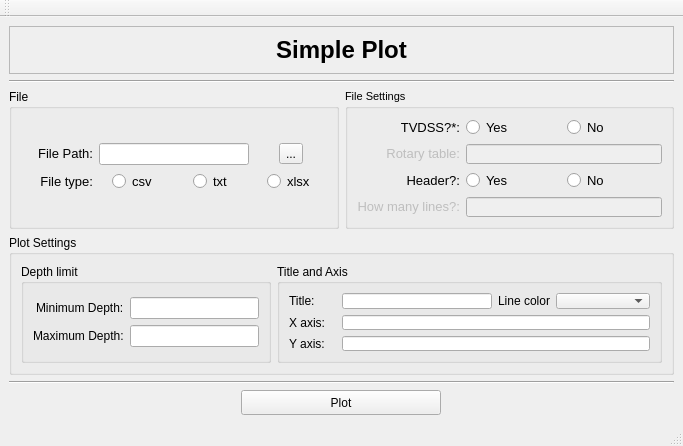
Old version of the form src/main/python/interface/design/plot.ui in the repository albano-a/GradPress.
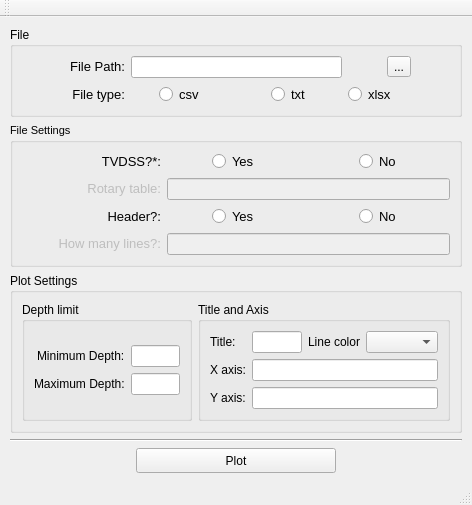
New version of the form. Icons and pictures are not drawn.

```diff
--- a/src/main/python/interface/design/plot.ui
+++ b/src/main/python/interface/design/plot.ui
@@ -6,16 +6,10 @@
    <rect>
     <x>0</x>
     <y>0</y>
-    <width>683</width>
-    <height>446</height>
+    <width>472</width>
+    <height>460</height>
    </rect>
   </property>
-  <property name="minimumSize">
-   <size>
-    <width>670</width>
-    <height>440</height>
-   </size>
-  </property>
   <property name="maximumSize">
    <size>
     <width>16777215</width>
@@ -31,172 +25,19 @@
   </property>
   <widget class="QWidget" name="centralwidget">
    <layout class="QGridLayout" name="gridLayout">
-    <item row="0" column="0" colspan="2">
-     <widget class="QFrame" name="titleFrame">
-      <property name="maximumSize">
-       <size>
-        <width>16777215</width>
-        <height>90</height>
-       </size>
-      </property>
-      <property name="autoFillBackground">
-       <bool>false</bool>
-      </property>
-      <property name="styleSheet">
-       <string notr="true"/>
-      </property>
-      <property name="frameShape">
-       <enum>QFrame::StyledPanel</enum>
-      </property>
-      <property name="frameShadow">
-       <enum>QFrame::Raised</enum>
-      </property>
-      <layout class="QVBoxLayout" name="verticalLayout_6">
-       <item>
-        <widget class="QLabel" name="label">
-         <property name="sizePolicy">
-          <sizepolicy hsizetype="Expanding" vsizetype="Expanding">
-           <horstretch>0</horstretch>
-           <verstretch>0</verstretch>
-          </sizepolicy>
-         </property>
-         <property name="font">
-          <font>
-           <pointsize>18</pointsize>
-           <weight>75</weight>
-           <bold>true</bold>
-          </font>
-         </property>
-         <property name="text">
-          <string>Simple Plot</string>
-         </property>
-         <property name="alignment">
-          <set>Qt::AlignCenter</set>
-         </property>
-        </widget>
-       </item>
-      </layout>
-     </widget>
-    </item>
-    <item row="2" column="0">
-     <widget class="QGroupBox" name="selectFileGroupBox">
-      <property name="maximumSize">
-       <size>
-        <width>16777215</width>
-        <height>152</height>
-       </size>
-      </property>
-      <property name="title">
-       <string>File</string>
-      </property>
-      <property name="flat">
-       <bool>false</bool>
-      </property>
-      <property name="checkable">
-       <bool>false</bool>
-      </property>
-      <layout class="QVBoxLayout" name="verticalLayout">
-       <item>
-        <layout class="QGridLayout" name="gridLayout_2">
-         <item row="0" column="0">
-          <widget class="QLabel" name="label_2">
-           <property name="mouseTracking">
-            <bool>true</bool>
-           </property>
-           <property name="styleSheet">
-            <string notr="true">QLabel {
-	border: None
-}</string>
-           </property>
-           <property name="text">
-            <string>&lt;html&gt;&lt;head/&gt;&lt;body&gt;&lt;p align=&quot;right&quot;&gt;&lt;span style=&quot; font-size:10pt;&quot;&gt;File Path:&lt;/span&gt;&lt;/p&gt;&lt;/body&gt;&lt;/html&gt;</string>
-           </property>
-          </widget>
-         </item>
-         <item row="1" column="1" alignment="Qt::AlignHCenter">
-          <widget class="QRadioButton" name="csvRadioButton">
-           <property name="font">
-            <font>
-             <pointsize>10</pointsize>
-            </font>
-           </property>
-           <property name="text">
-            <string>csv</string>
-           </property>
-           <attribute name="buttonGroup">
-            <string notr="true">fileButtonGroup</string>
-           </attribute>
-          </widget>
-         </item>
-         <item row="1" column="2" alignment="Qt::AlignHCenter">
-          <widget class="QRadioButton" name="txtRadioButton">
-           <property name="font">
-            <font>
-             <pointsize>10</pointsize>
-            </font>
-           </property>
-           <property name="text">
-            <string>txt</string>
-           </property>
-           <attribute name="buttonGroup">
-            <string notr="true">fileButtonGroup</string>
-           </attribute>
-          </widget>
-         </item>
-         <item row="1" column="3" alignment="Qt::AlignHCenter">
-          <widget class="QRadioButton" name="xlsxRadioButton">
-           <property name="enabled">
-            <bool>true</bool>
-           </property>
-           <property name="font">
-            <font>
-             <pointsize>10</pointsize>
-            </font>
-           </property>
-           <property name="text">
-            <string>xlsx</string>
-           </property>
-           <attribute name="buttonGroup">
-            <string notr="true">fileButtonGroup</string>
-           </attribute>
-          </widget>
-         </item>
-         <item row="1" column="0">
-          <widget class="QLabel" name="label_3">
-           <property name="font">
-            <font>
-             <pointsize>10</pointsize>
-            </font>
-           </property>
-           <property name="mouseTracking">
-            <bool>true</bool>
-           </property>
-           <property name="styleSheet">
-            <string notr="true">QLabel {
-	border: None
-}</string>
-           </property>
-           <property name="text">
-            <string>&lt;html&gt;&lt;head/&gt;&lt;body&gt;&lt;p align=&quot;right&quot;&gt;File type:&lt;/p&gt;&lt;/body&gt;&lt;/html&gt;</string>
-           </property>
-          </widget>
-         </item>
-         <item row="0" column="1" colspan="2">
-          <widget class="QLineEdit" name="fileLineEdit"/>
-         </item>
-         <item row="0" column="3" alignment="Qt::AlignHCenter">
-          <widget class="QToolButton" name="filepathButton">
-           <property name="text">
-            <string>...</string>
-           </property>
-          </widget>
-         </item>
-        </layout>
-       </item>
-      </layout>
-     </widget>
-    </item>
-    <item row="3" column="0" colspan="2">
+    <property name="leftMargin">
+     <number>10</number>
+    </property>
+    <property name="topMargin">
+     <number>10</number>
+    </property>
+    <property name="rightMargin">
+     <number>10</number>
+    </property>
+    <property name="bottomMargin">
+     <number>10</number>
+    </property>
+    <item row="2" column="0" colspan="2">
      <widget class="QGroupBox" name="groupBox_5">
       <property name="maximumSize">
        <size>
@@ -350,7 +191,157 @@
       </layout>
      </widget>
     </item>
-    <item row="2" column="1">
+    <item row="4" column="0" colspan="2">
+     <widget class="Line" name="line_2">
+      <property name="orientation">
+       <enum>Qt::Horizontal</enum>
+      </property>
+     </widget>
+    </item>
+    <item row="5" column="0" colspan="2" alignment="Qt::AlignHCenter">
+     <widget class="QPushButton" name="simplePlotBtn">
+      <property name="sizePolicy">
+       <sizepolicy hsizetype="Expanding" vsizetype="Fixed">
+        <horstretch>0</horstretch>
+        <verstretch>0</verstretch>
+       </sizepolicy>
+      </property>
+      <property name="minimumSize">
+       <size>
+        <width>200</width>
+        <height>25</height>
+       </size>
+      </property>
+      <property name="maximumSize">
+       <size>
+        <width>16777215</width>
+        <height>16777215</height>
+       </size>
+      </property>
+      <property name="text">
+       <string>Plot</string>
+      </property>
+     </widget>
+    </item>
+    <item row="0" column="0" colspan="2">
+     <widget class="QGroupBox" name="selectFileGroupBox">
+      <property name="maximumSize">
+       <size>
+        <width>16777215</width>
+        <height>152</height>
+       </size>
+      </property>
+      <property name="title">
+       <string>File</string>
+      </property>
+      <property name="flat">
+       <bool>false</bool>
+      </property>
+      <property name="checkable">
+       <bool>false</bool>
+      </property>
+      <layout class="QVBoxLayout" name="verticalLayout">
+       <item>
+        <layout class="QGridLayout" name="gridLayout_2">
+         <item row="0" column="3" alignment="Qt::AlignHCenter">
+          <widget class="QToolButton" name="filepathButton">
+           <property name="text">
+            <string>...</string>
+           </property>
+          </widget>
+         </item>
+         <item row="0" column="1" colspan="2">
+          <widget class="QLineEdit" name="fileLineEdit"/>
+         </item>
+         <item row="1" column="0">
+          <widget class="QLabel" name="label_3">
+           <property name="font">
+            <font>
+             <pointsize>10</pointsize>
+            </font>
+           </property>
+           <property name="mouseTracking">
+            <bool>true</bool>
+           </property>
+           <property name="styleSheet">
+            <string notr="true">QLabel {
+	border: None
+}</string>
+           </property>
+           <property name="text">
+            <string>&lt;html&gt;&lt;head/&gt;&lt;body&gt;&lt;p align=&quot;right&quot;&gt;File type:&lt;/p&gt;&lt;/body&gt;&lt;/html&gt;</string>
+           </property>
+          </widget>
+         </item>
+         <item row="0" column="0">
+          <widget class="QLabel" name="label_2">
+           <property name="mouseTracking">
+            <bool>true</bool>
+           </property>
+           <property name="styleSheet">
+            <string notr="true">QLabel {
+	border: None
+}</string>
+           </property>
+           <property name="text">
+            <string>&lt;html&gt;&lt;head/&gt;&lt;body&gt;&lt;p align=&quot;right&quot;&gt;&lt;span style=&quot; font-size:10pt;&quot;&gt;File Path:&lt;/span&gt;&lt;/p&gt;&lt;/body&gt;&lt;/html&gt;</string>
+           </property>
+          </widget>
+         </item>
+         <item row="1" column="2" alignment="Qt::AlignHCenter">
+          <widget class="QRadioButton" name="txtRadioButton">
+           <property name="font">
+            <font>
+             <pointsize>10</pointsize>
+            </font>
+           </property>
+           <property name="text">
+            <string>txt</string>
+           </property>
+           <attribute name="buttonGroup">
+            <string notr="true">fileButtonGroup</string>
+           </attribute>
+          </widget>
+         </item>
+         <item row="1" column="1" alignment="Qt::AlignHCenter">
+          <widget class="QRadioButton" name="csvRadioButton">
+           <property name="font">
+            <font>
+             <pointsize>10</pointsize>
+            </font>
+           </property>
+           <property name="text">
+            <string>csv</string>
+           </property>
+           <attribute name="buttonGroup">
+            <string notr="true">fileButtonGroup</string>
+           </attribute>
+          </widget>
+         </item>
+         <item row="1" column="3">
+          <widget class="QRadioButton" name="xlsxRadioButton">
+           <property name="enabled">
+            <bool>true</bool>
+           </property>
+           <property name="font">
+            <font>
+             <pointsize>10</pointsize>
+            </font>
+           </property>
+           <property name="text">
+            <string>xlsx</string>
+           </property>
+           <attribute name="buttonGroup">
+            <string notr="true">fileButtonGroup</string>
+           </attribute>
+          </widget>
+         </item>
+        </layout>
+       </item>
+      </layout>
+     </widget>
+    </item>
+    <item row="1" column="0" colspan="2">
      <widget class="QGroupBox" name="cotaRadioBtnGroupBox">
       <property name="font">
        <font>
@@ -363,7 +354,7 @@
       <layout class="QVBoxLayout" name="verticalLayout_2">
        <item>
         <layout class="QGridLayout" name="gridLayout_3">
-         <item row="2" column="2">
+         <item row="2" column="2" alignment="Qt::AlignHCenter">
           <widget class="QRadioButton" name="headerNao">
            <property name="font">
             <font>
@@ -411,7 +402,7 @@
            </property>
           </widget>
          </item>
-         <item row="0" column="1">
+         <item row="0" column="1" alignment="Qt::AlignHCenter">
           <widget class="QRadioButton" name="cotaProfSim">
            <property name="font">
             <font>
@@ -426,7 +417,7 @@
            </attribute>
           </widget>
          </item>
-         <item row="0" column="2">
+         <item row="0" column="2" alignment="Qt::AlignHCenter">
           <widget class="QRadioButton" name="cotaProfNao">
            <property name="font">
             <font>
@@ -497,7 +488,7 @@
            </property>
           </widget>
          </item>
-         <item row="2" column="1">
+         <item row="2" column="1" alignment="Qt::AlignHCenter">
           <widget class="QRadioButton" name="headerSim">
            <property name="font">
             <font>
@@ -540,45 +531,6 @@
       </layout>
      </widget>
     </item>
-    <item row="6" column="0" colspan="2" alignment="Qt::AlignHCenter">
-     <widget class="QPushButton" name="simplePlotBtn">
-      <property name="sizePolicy">
-       <sizepolicy hsizetype="Expanding" vsizetype="Fixed">
-        <horstretch>0</horstretch>
-        <verstretch>0</verstretch>
-       </sizepolicy>
-      </property>
-      <property name="minimumSize">
-       <size>
-        <width>200</width>
-        <height>25</height>
-       </size>
-      </property>
-      <property name="maximumSize">
-       <size>
-        <width>16777215</width>
-        <height>16777215</height>
-       </size>
-      </property>
-      <property name="text">
-       <string>Plot</string>
-      </property>
-     </widget>
-    </item>
-    <item row="1" column="0" colspan="2">
-     <widget class="Line" name="line">
-      <property name="orientation">
-       <enum>Qt::Horizontal</enum>
-      </property>
-     </widget>
-    </item>
-    <item row="5" column="0" colspan="2">
-     <widget class="Line" name="line_2">
-      <property name="orientation">
-       <enum>Qt::Horizontal</enum>
-      </property>
-     </widget>
-    </item>
    </layout>
   </widget>
   <widget class="QStatusBar" name="statusbar"/>
```
Left out of the diff: 6 changed lines with no effect on the pictures.
